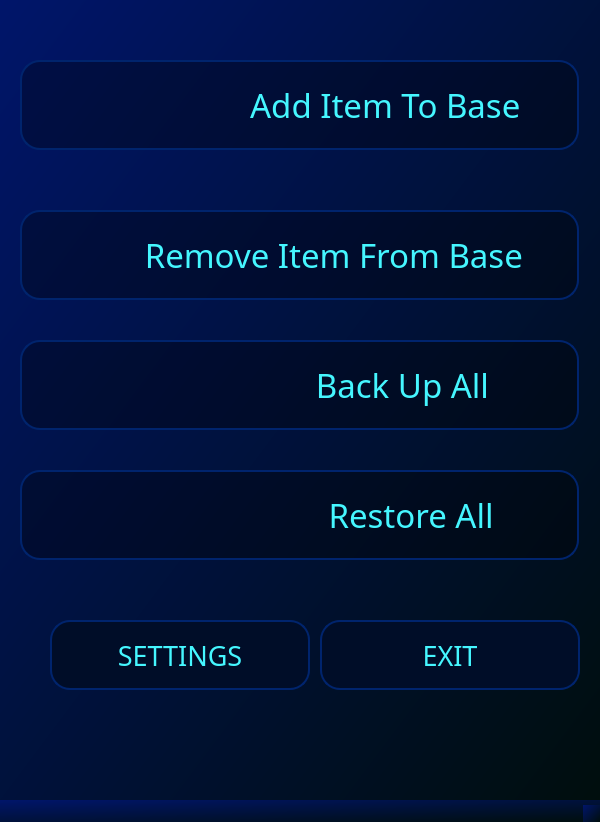
First picture: the form in ui/ui_MainWindow.ui, repository il721/EasyBack, before the edit.
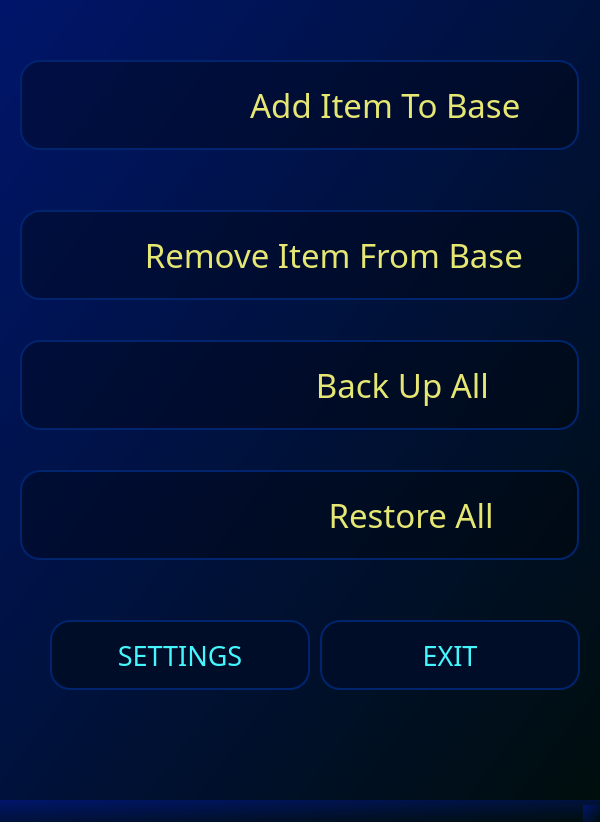
Second picture: the form after the edit. Icons and pictures are not drawn.

The edit to the form file:
```diff
--- a/ui/ui_MainWindow.ui
+++ b/ui/ui_MainWindow.ui
@@ -30,7 +30,7 @@
 
 QPushButton {
 border: 2px solid;
-color: rgb(69, 246, 255);
+color: rgb(230, 230, 115);
 border-color: rgb(0, 36, 109);
 border-radius: 20px;
 background-color: rgba(0, 0, 0, 80);
@@ -117,8 +117,8 @@
     </property>
     <property name="iconSize">
      <size>
-      <width>110</width>
-      <height>110</height>
+      <width>115</width>
+      <height>115</height>
      </size>
     </property>
    </widget>
```
Left out of the diff: 1 changed line with no effect on the pictures.
